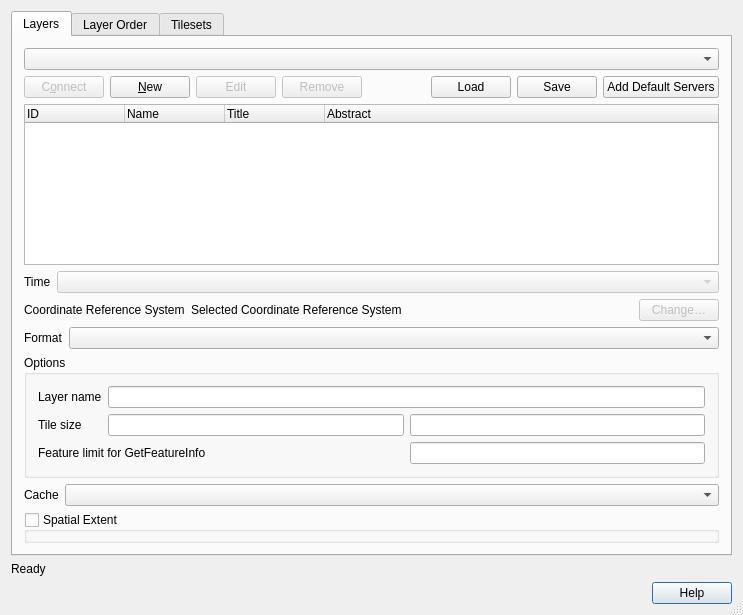
qgis/QGIS, file src/ui/qgsowssourceselectbase.ui: the form before one commit.
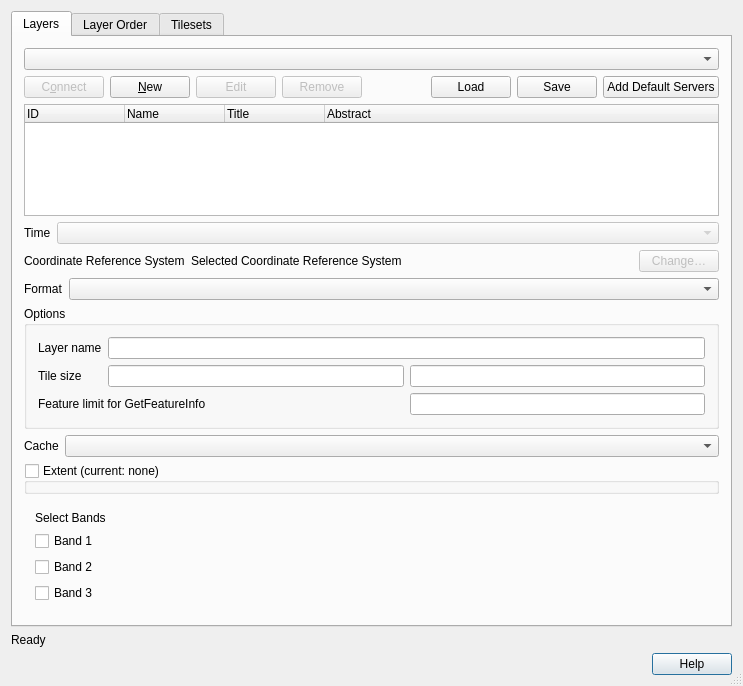
The form after the commit. Icons and pictures are not drawn. Custom widgets are drawn as their Qt base class.

Commit message: update wcs provider dialog ui

Diff of the .ui file:
```diff
--- a/src/ui/qgsowssourceselectbase.ui
+++ b/src/ui/qgsowssourceselectbase.ui
@@ -7,7 +7,7 @@
     <x>0</x>
     <y>0</y>
     <width>743</width>
-    <height>615</height>
+    <height>686</height>
    </rect>
   </property>
   <property name="windowTitle">
@@ -438,7 +438,7 @@
           <item>
            <widget class="QgsExtentGroupBox" name="mSpatialExtentBox">
             <property name="title">
-             <string>Spatial Extent</string>
+             <string>Extent (current: none)</string>
             </property>
             <property name="checkable">
              <bool>true</bool>
@@ -454,6 +454,40 @@
          </layout>
         </widget>
        </item>
+       <item>
+        <widget class="QWidget" name="widget" native="true">
+         <layout class="QVBoxLayout" name="verticalLayout_3">
+          <item>
+           <widget class="QLabel" name="label">
+            <property name="text">
+             <string>Select Bands</string>
+            </property>
+           </widget>
+          </item>
+          <item>
+           <widget class="QCheckBox" name="checkBox">
+            <property name="text">
+             <string>Band 1</string>
+            </property>
+           </widget>
+          </item>
+          <item>
+           <widget class="QCheckBox" name="checkBox_2">
+            <property name="text">
+             <string>Band 2</string>
+            </property>
+           </widget>
+          </item>
+          <item>
+           <widget class="QCheckBox" name="checkBox_3">
+            <property name="text">
+             <string>Band 3</string>
+            </property>
+           </widget>
+          </item>
+         </layout>
+        </widget>
+       </item>
       </layout>
      </widget>
      <widget class="QWidget" name="mLayerOrderTab">
```
Left out of the diff: 2 changed lines with no effect on the pictures.
